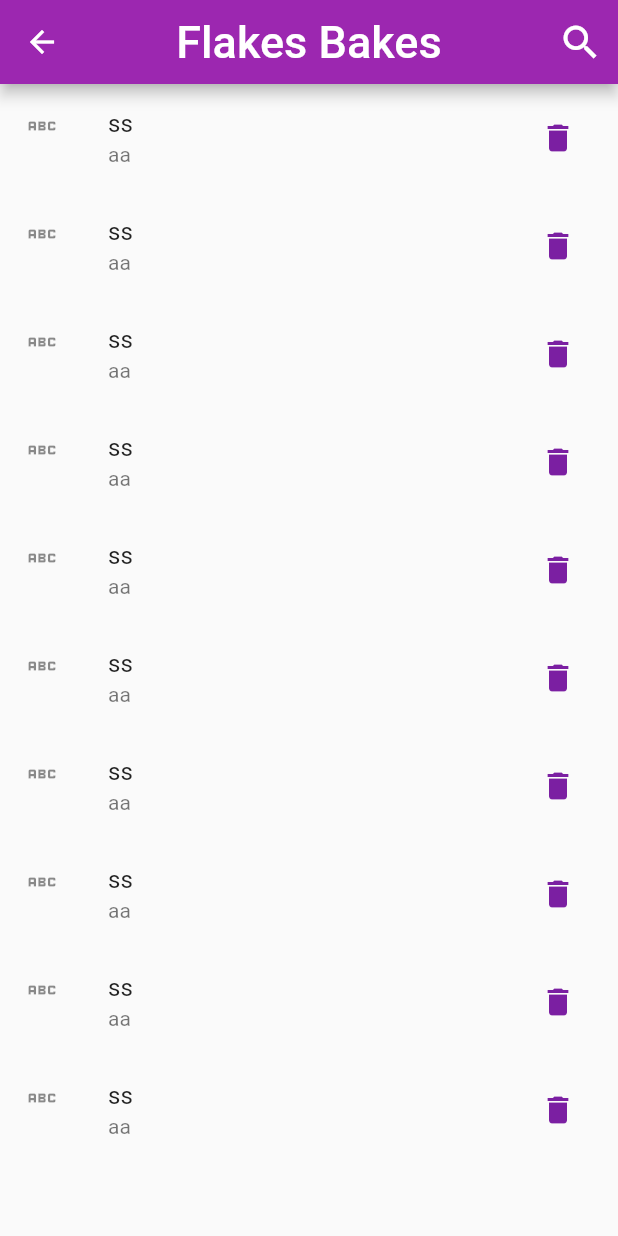
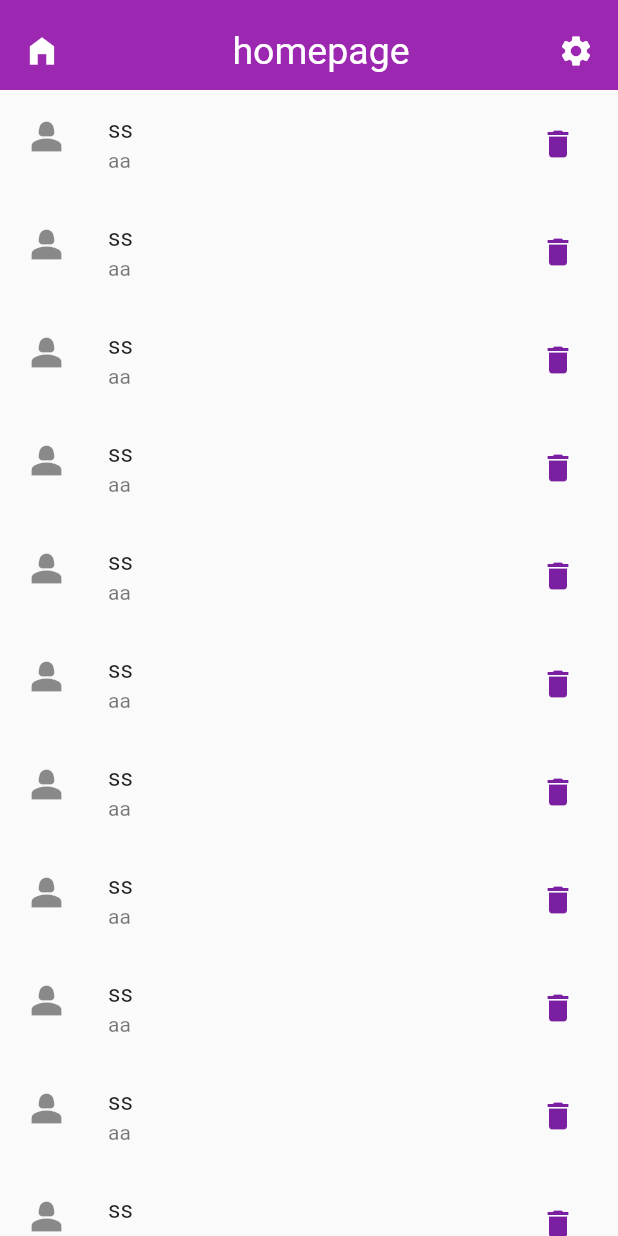
Before and after one commit to achyutpratham7/flakes_bakes, a Flutter app: the WishList screen opened directly, on a phone screen of 412 x 824 dp. Run offline on Flutter 3.47's test engine with Material 2 defaults, Android fonts, the phone set to English and light mode, and no system bars; our stand-ins replace flutter_otp_text_field, get, google_fonts, responsive_builder.

Commit message:
custom appbar

```diff
--- a/lib/bottom_navigations/custom_listtile.dart
+++ b/lib/bottom_navigations/custom_listtile.dart
@@ -24,18 +24,19 @@ class _CustomListTileState extends State<CustomListTile> {
   @override
   Widget build(BuildContext context) {
     return ListTile(
-      leading: Icon(widget.leading),
+      leading: Icon(
+        widget.leading,
+        size: 30,
+      ),
       title: Text(widget.title.toString()),
       subtitle: Text(widget.subtitle.toString()),
       trailing: widget.trailing != null
           ? IconButton(
               icon: Icon(
-                // Based on passwordVisible state choose the icon
                 _ontap ? Icons.delete : Icons.delete_forever,
                 color: Theme.of(context).primaryColorDark,
               ),
               onPressed: () {
-                // Update the state i.e. toogle the state of passwordVisible variable
                 setState(() {
                   _ontap = !_ontap;
                 });
--- a/lib/bottom_navigations/wish_list.dart
+++ b/lib/bottom_navigations/wish_list.dart
@@ -13,33 +13,51 @@ class _WishListState extends State<WishList> {
   @override
   Widget build(BuildContext context) {
     return Scaffold(
-      appBar: AppBar(
-        centerTitle: true,
-        title: const Text(
-          "Flakes Bakes",
-          style: TextStyle(fontSize: 30),
+      body: SafeArea(
+        child: Column(
+          children: [
+            Container(
+                height: 60,
+                color: Colors.purple,
+                child: ListTile(
+                  leading: Column(
+                    mainAxisAlignment: MainAxisAlignment.center,
+                    children: const [
+                      Icon(
+                        Icons.home_filled,
+                        color: Colors.white,
                       ),
-        actions: [
-          Transform.translate(
-            offset: const Offset(-10, 0),
-            child: const Icon(
-              Icons.search,
-              size: 30,
-            ),
-          )
                     ],
                   ),
-      body: ListView.builder(
-        itemCount: 10,
+                  title: const Center(
+                      child: Text(
+                    "homepage",
+                    style: TextStyle(
+                      fontSize: 25,
+                      color: Colors.white,
+                    ),
+                  )),
+                  trailing: const Icon(
+                    Icons.settings,
+                    color: Colors.white,
+                  ),
+                )),
+            Expanded(
+              child: ListView.builder(
+                itemCount: 20,
                 itemBuilder: (BuildContext context, int index) {
                   return const CustomListTile(
                     title: 'ss',
-            leading: Icons.abc,
+                    leading: Icons.person_2,
                     subtitle: 'aa',
                     trailing: Icons.delete,
                   );
                 },
               ),
+            ),
+          ],
+        ),
+      ),
     );
   }
 }
```
Lines whose indentation alone changed are shown as unchanged.
